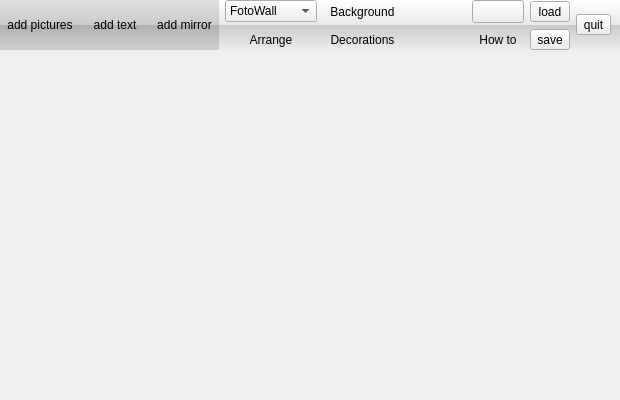
The window that FotoWall.ui (enricoros/fotowall) describes before a commit, drawn with Qt 5.
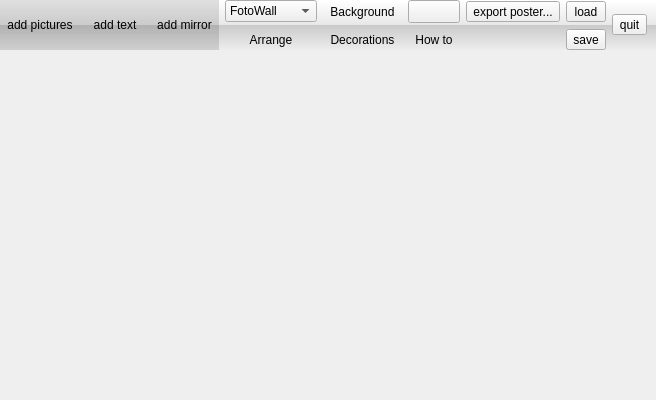
The same window after the commit. Icons and pictures are not drawn.

Commit message: Added a (temporary) "export poser..." button, whuch will trigger savePoster().

```diff
--- a/FotoWall.ui
+++ b/FotoWall.ui
@@ -370,6 +370,20 @@
         </property>
        </widget>
       </item>
+      <item row="0" column="5">
+       <widget class="QToolButton" name="exportPosterButton">
+        <property name="text">
+         <string>export poster...</string>
+        </property>
+        <property name="icon">
+         <iconset resource="fotowall.qrc">
+          <normaloff>:/data/fotowall.png</normaloff>:/data/fotowall.png</iconset>
+        </property>
+        <property name="toolButtonStyle">
+         <enum>Qt::ToolButtonTextBesideIcon</enum>
+        </property>
+       </widget>
+      </item>
      </layout>
     </widget>
    </item>
```
The commit also changes 2 other files.
